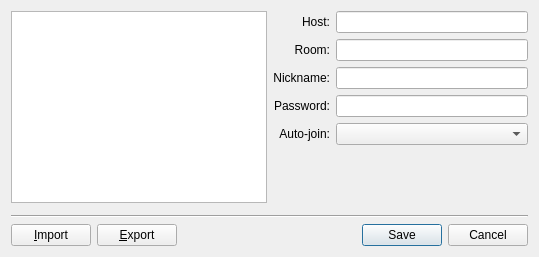
First picture: the form in src/bookmarkmanage.ui, repository psi-im/psi, before the edit.
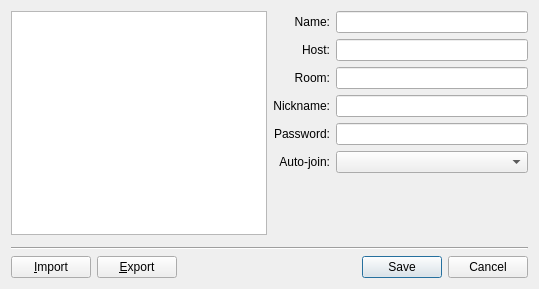
Second picture: the form after the edit.

Commit message: bookmarksmanager dialog. add separate field for muc name

Patch:
```diff
--- a/src/bookmarkmanage.ui
+++ b/src/bookmarkmanage.ui
@@ -7,7 +7,7 @@
     <x>0</x>
     <y>0</y>
     <width>539</width>
-    <height>257</height>
+    <height>289</height>
    </rect>
   </property>
   <property name="windowTitle">
@@ -34,20 +34,7 @@
    </item>
    <item row="0" column="1">
     <layout class="QGridLayout">
-     <item row="0" column="0">
-      <widget class="QLabel" name="label">
-       <property name="text">
-        <string>Host:</string>
-       </property>
-       <property name="alignment">
-        <set>Qt::AlignmentFlag::AlignRight|Qt::AlignmentFlag::AlignTrailing|Qt::AlignmentFlag::AlignVCenter</set>
-       </property>
-      </widget>
-     </item>
-     <item row="0" column="1">
-      <widget class="QLineEdit" name="host"/>
-     </item>
-     <item row="1" column="0">
+     <item row="3" column="0">
       <widget class="QLabel" name="label_2">
        <property name="text">
         <string>Room:</string>
@@ -57,23 +44,10 @@
        </property>
       </widget>
      </item>
-     <item row="1" column="1">
-      <widget class="QLineEdit" name="room"/>
-     </item>
-     <item row="2" column="0">
-      <widget class="QLabel" name="label_3">
-       <property name="text">
-        <string>Nickname:</string>
-       </property>
-       <property name="alignment">
-        <set>Qt::AlignmentFlag::AlignRight|Qt::AlignmentFlag::AlignTrailing|Qt::AlignmentFlag::AlignVCenter</set>
-       </property>
-      </widget>
-     </item>
-     <item row="2" column="1">
+     <item row="4" column="1">
       <widget class="QLineEdit" name="nickname"/>
      </item>
-     <item row="3" column="0">
+     <item row="5" column="0">
       <widget class="QLabel" name="label_4">
        <property name="text">
         <string>Password:</string>
@@ -83,14 +57,7 @@
        </property>
       </widget>
      </item>
-     <item row="3" column="1">
-      <widget class="QLineEdit" name="password">
-       <property name="echoMode">
-        <enum>QLineEdit::EchoMode::Password</enum>
-       </property>
-      </widget>
-     </item>
-     <item row="5" column="1">
+     <item row="7" column="1">
       <spacer>
        <property name="orientation">
         <enum>Qt::Orientation::Vertical</enum>
@@ -103,7 +70,13 @@
        </property>
       </spacer>
      </item>
-     <item row="4" column="0">
+     <item row="6" column="1">
+      <widget class="QComboBox" name="autoJoin"/>
+     </item>
+     <item row="3" column="1">
+      <widget class="QLineEdit" name="room"/>
+     </item>
+     <item row="6" column="0">
       <widget class="QLabel" name="label_5">
        <property name="text">
         <string>Auto-join:</string>
@@ -113,8 +86,48 @@
        </property>
       </widget>
      </item>
-     <item row="4" column="1">
-      <widget class="QComboBox" name="autoJoin"/>
+     <item row="5" column="1">
+      <widget class="QLineEdit" name="password">
+       <property name="echoMode">
+        <enum>QLineEdit::EchoMode::Password</enum>
+       </property>
+      </widget>
+     </item>
+     <item row="2" column="0">
+      <widget class="QLabel" name="label">
+       <property name="text">
+        <string>Host:</string>
+       </property>
+       <property name="alignment">
+        <set>Qt::AlignmentFlag::AlignRight|Qt::AlignmentFlag::AlignTrailing|Qt::AlignmentFlag::AlignVCenter</set>
+       </property>
+      </widget>
+     </item>
+     <item row="2" column="1">
+      <widget class="QLineEdit" name="host"/>
+     </item>
+     <item row="4" column="0">
+      <widget class="QLabel" name="label_3">
+       <property name="text">
+        <string>Nickname:</string>
+       </property>
+       <property name="alignment">
+        <set>Qt::AlignmentFlag::AlignRight|Qt::AlignmentFlag::AlignTrailing|Qt::AlignmentFlag::AlignVCenter</set>
+       </property>
+      </widget>
+     </item>
+     <item row="1" column="0">
+      <widget class="QLabel" name="label_6">
+       <property name="text">
+        <string>Name:</string>
+       </property>
+       <property name="alignment">
+        <set>Qt::AlignmentFlag::AlignRight|Qt::AlignmentFlag::AlignTrailing|Qt::AlignmentFlag::AlignVCenter</set>
+       </property>
+      </widget>
+     </item>
+     <item row="1" column="1">
+      <widget class="QLineEdit" name="mucName"/>
      </item>
     </layout>
    </item>
```
The commit also changes 2 other files.
